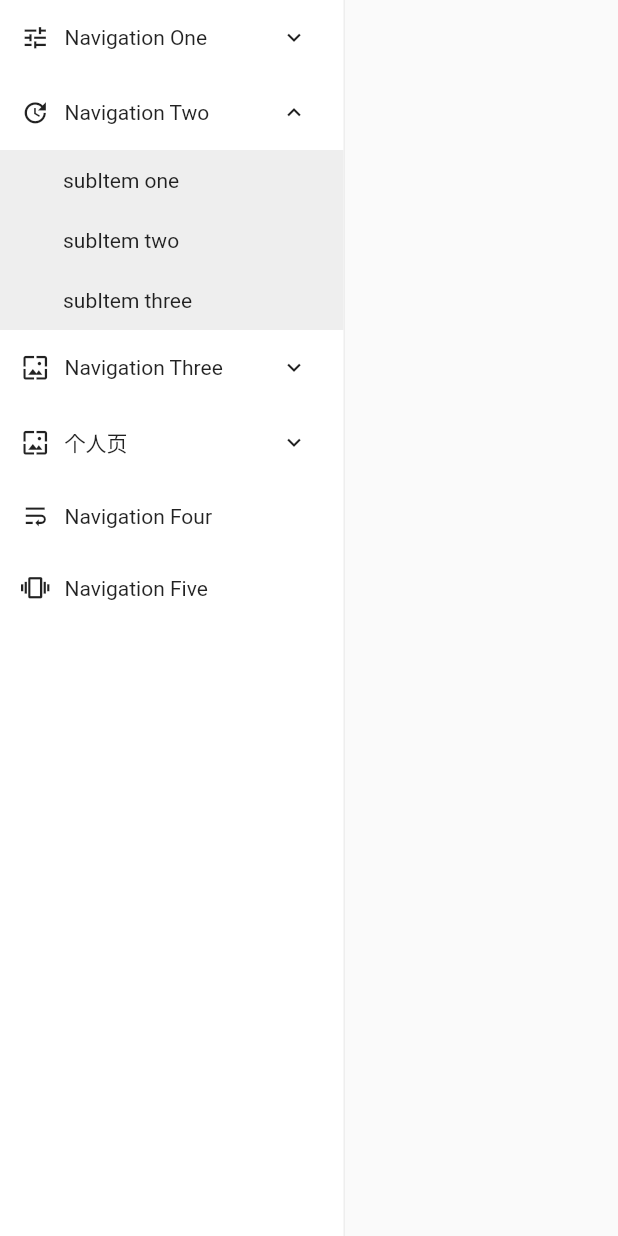
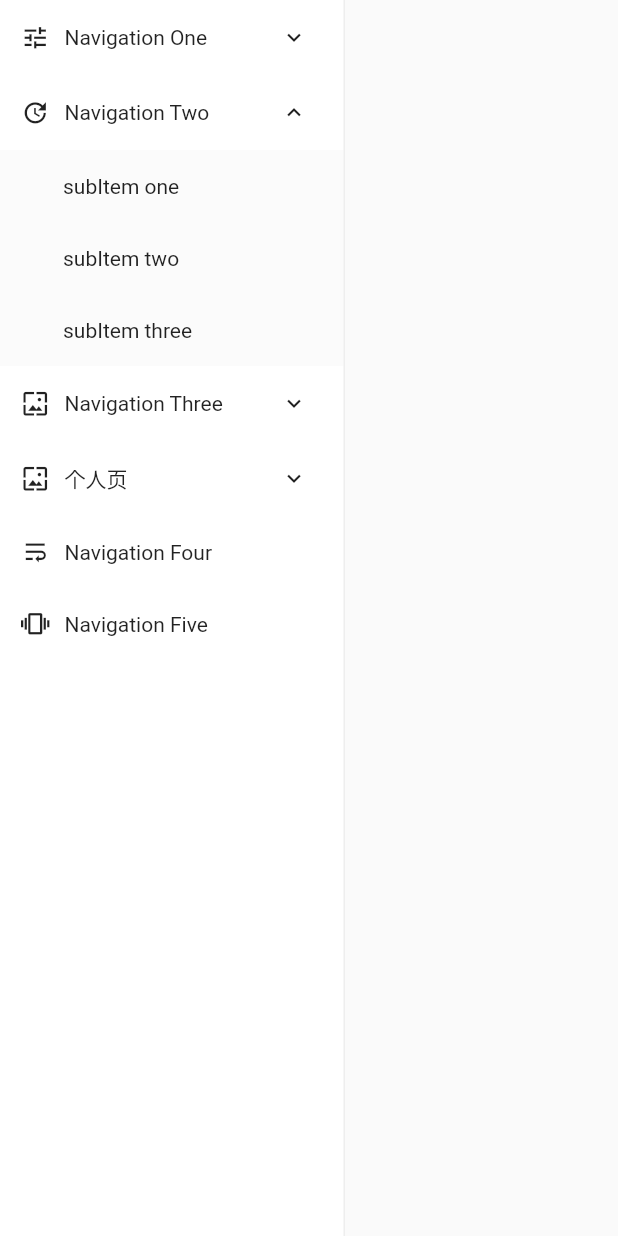
Before and after one commit to YellowDoing/flutter-web-admin, a Flutter app: the Menu widget shown alone on an empty page, opened directly, after a tap on "Navigation One", after a tap on "Navigation Two", on a phone screen of 412 x 824 dp. Run offline on Flutter 3.47's test engine with Material 2 defaults, Android fonts, the phone set to English and light mode, and no system bars; accounts and stored records are empty.

Commit message:
增加Menu的背景色变更逻辑，支持设置Menu背景色

````diff
--- a/lib/widget/menu.dart
+++ b/lib/widget/menu.dart
@@ -1,97 +1,3 @@
-/*
-class Menu extends StatefulWidget {
-  final double width;
-
-  final double height;
-
-  List<MenuItem> children;
-
-  int defaultSelect;
-
-  Color selectColor;
-
-  Menu(
-      {this.width = 220,
-      this.height = double.infinity,
-      this.defaultSelect = 0,
-      this.children = const [],
-      this.selectColor = const Color(0xffe6f7ff)});
-
-  @override
-  _MenuState createState() => _MenuState();
-}
-
-class _MenuState extends State<Menu> {
-
-  int _currentIndex;
-
-  @override
-  void initState() {
-    _currentIndex = widget.defaultSelect;
-    super.initState();
-  }
-
-  @override
-  Widget build(BuildContext context) {
-    return Row(
-      children: [
-        Container(
-          width: widget.width,
-          height: widget.height,
-          child: Wrap(
-            children: widget.children,
-          ),
-        ),
-        Container(
-          height: double.infinity,
-          width: 1,
-          color: Colors.grey[200],
-        )
-      ],
-    );
-  }
-
-  List<Widget> _buildItemList() {
-    return widget.children.map((element) {
-      int index = widget.children.indexOf(element);
-//            return InkWell(
-//              child: Container(
-//                color: _currentIndex == index ? widget.selectColor : Colors.transparent,
-//                child: element,
-//              ),
-//              onTap: () {
-//                setState(() {
-//                  _currentIndex = index ;
-//                });
-//              },
-//            );
-      return ExpansionTile(
-        title: Text('asdawdaw'),
-        children: [
-          Text('asdaw'),
-          Text('asdaw'),
-        ],
-      );
-    }).toList();
-  }
-}*/
-
-/*
-class MenuItem extends StatefulWidget {
-
-  final Widget icon;
-
-  final String text;
-
-  final List<Widget> children;
-
-  MenuItem({this.icon, this.text, this.children = const []});
-
-  @override
-  _MenuItemState createState() => _MenuItemState();
-}
-*/
-
 import 'package:flutter/material.dart';
 
 import 'my/my_expansion_pane.dart' as My;
@@ -116,8 +22,9 @@ class MenuItem {
 }
 
 class Menu extends StatefulWidget {
+  final Color color;
 
-  final Color color;
+  final Color expandColor;
 
   final Color selectColor;
 
@@ -134,8 +41,9 @@ class Menu extends StatefulWidget {
     this.width = 230,
     this.height = double.infinity,
     this.color = Colors.white,
-    this.selectColor = Colors.white,
+    this.selectColor = const Color(0xFFEEEEEE),
     this.selectItemColor = const Color(0xFFEEEEEE),
+    this.expandColor = const Color(0xdcfafafa),
   });
 
   @override
@@ -143,13 +51,13 @@ class Menu extends StatefulWidget {
 }
 
 class _MenuState extends State<Menu> {
-
-
+  String _selectId = '';
 
   @override
   Widget build(BuildContext context) {
+    // Colors.grey
     return Container(
-        color: Colors.white,
+        color: widget.color,
         height: widget.height,
         width: widget.width,
         child: Row(
@@ -159,19 +67,41 @@ class _MenuState extends State<Menu> {
                 child: Wrap(
               children: [
                 My.ExpansionPanelList(
-                  // dividerColor: Colors.transparent,
                   expansionCallback: (index, isExpanded) {
-                    debugPrint(index.toString());
+                    var item =  widget.items[index];
                     setState(() {
-                      widget.items[index].isExpanded =
-                          !widget.items[index].isExpanded;
+                      item.isExpanded = !item.isExpanded;
                     });
+
+                    if( item.isExpanded && item.subItems.isEmpty){
+                      setState(() {
+                        _selectId = (index +1).toString();
+                      });
+                    }
                   },
-                  children: widget.items.map((menuItem) {
+                  children: _buildMenu(),
+                )
+              ],
+            )),
+            Container(
+              height: double.infinity,
+              width: 1,
+              color: Colors.grey[200],
+            )
+          ],
+        ));
+  }
+
+  List<My.ExpansionPanel> _buildMenu() {
+    return widget.items.map((menuItem) {
+      var id = (widget.items.indexOf(menuItem) + 1).toString();
+
       return My.ExpansionPanel(
           showRightIcon: menuItem.subItems.isNotEmpty,
           isExpanded: menuItem.isExpanded,
+          headerColor: (_selectId == id && menuItem.subItems.isEmpty) ? widget.selectColor : null,
           headerBuilder: (_, expand) {
+
             return Container(
               padding: EdgeInsets.only(left: 14),
               child: Row(
@@ -186,35 +116,51 @@ class _MenuState extends State<Menu> {
             );
           },
           body: Container(
-                          color: menuItem.isExpanded ? widget.selectItemColor : widget.color,
+            color: widget.expandColor,
             width: double.infinity,
             child: Column(
               crossAxisAlignment: CrossAxisAlignment.start,
               children: menuItem.subItems.map((subTitle) {
-                              return InkWell(
+                var itemId =
+                    '${widget.items.indexOf(menuItem) + 1}-${menuItem.subItems.indexOf(subTitle) +1}';
+                return RawMaterialButton(
                   child: Container(
+                    color: _selectId == itemId ? widget.selectItemColor : null,
                     width: double.infinity,
                     padding: EdgeInsets.fromLTRB(42, 12, 0, 12),
                     child: Text(
                       subTitle,
                     ),
                   ),
-                                onTap: () {},
+                  onPressed: () {
+                    setState(() {
+                      _selectId = itemId;
+                    });
+                  },
                 );
               }).toList(),
             ),
           ),
           canTapOnHeader: true);
-                  }).toList(),
-                )
-              ],
-            )),
-            Container(
-              height: double.infinity,
-              width: 1,
-              color: Colors.grey[200],
-            )
-          ],
-        ));
+    }).toList();
   }
 }
+
+// class _SubMenuItems extends StatefulWidget {
+//   final List<String> subItems;
+//
+//   _SubMenuItems(this.subItems);
+//
+//   @override
+//   _SubMenuItemsState createState() => _SubMenuItemsState();
+// }
+//
+// class _SubMenuItemsState extends State<_SubMenuItems> {
+//
+//   int _tapIndex = -1;
+//
+//   @override
+//   Widget build(BuildContext context) {
+//     return ;
+//   }
+// }
--- a/lib/widget/my/my_expansion_pane.dart
+++ b/lib/widget/my/my_expansion_pane.dart
@@ -73,11 +73,11 @@ class ExpansionPanel {
     this.isExpanded = false,
     this.showRightIcon = true,
     this.canTapOnHeader = false,
+    this.headerColor
   })  : assert(headerBuilder != null),
         assert(body != null),
         assert(isExpanded != null),
         assert(canTapOnHeader != null);
-
 
   final bool showRightIcon;
 
@@ -98,6 +98,9 @@ class ExpansionPanel {
   ///
   /// Defaults to false.
   final bool canTapOnHeader;
+
+
+  final Color headerColor;
 }
 
 /// An expansion panel that allows for radio-like functionality.
@@ -308,16 +311,16 @@ class ExpansionPanelList extends StatefulWidget {
   /// }
   /// ```
   /// {@end-tool}
-  const ExpansionPanelList.radio({
-    Key key,
+  const ExpansionPanelList.radio(
+      {Key key,
       this.children = const <ExpansionPanelRadio>[],
       this.expansionCallback,
       this.animationDuration = kThemeAnimationDuration,
       this.initialOpenPanelValue,
       this.expandedHeaderPadding = _kPanelHeaderExpandedDefaultPadding,
       this.dividerColor,
-
-  })  : assert(children != null),
+      })
+      : assert(children != null),
         assert(animationDuration != null),
         _allowOnlyOnePanelOpen = true,
         super(key: key);
@@ -498,7 +501,6 @@ class _ExpansionPanelListState extends State<ExpansionPanelList> {
         );
       }
 
-
       var children = <Widget>[
         Expanded(
           child: ConstrainedBox(
@@ -509,19 +511,22 @@ class _ExpansionPanelListState extends State<ExpansionPanelList> {
         ),
       ];
 
-      if(child.showRightIcon){
+      if (child.showRightIcon) {
         debugPrint(widget.children.length.toString());
-        children.add(expandIconContainer) ;
+        children.add(expandIconContainer);
       }
 
       Widget header = Row(
-        children:children ,
+        children: children,
       );
       if (child.canTapOnHeader) {
         header = MergeSemantics(
-          child: InkWell(
-            onTap: () => _handlePressed(_isChildExpanded(index), index),
+          child: Container(
+            color: child.headerColor,
+            child: RawMaterialButton(
+              onPressed: () => _handlePressed(_isChildExpanded(index), index),
               child: header,
+            ),
           ),
         );
       }
````
Also changed, not shown: 1 other file. Lines whose indentation alone changed are shown as unchanged.
